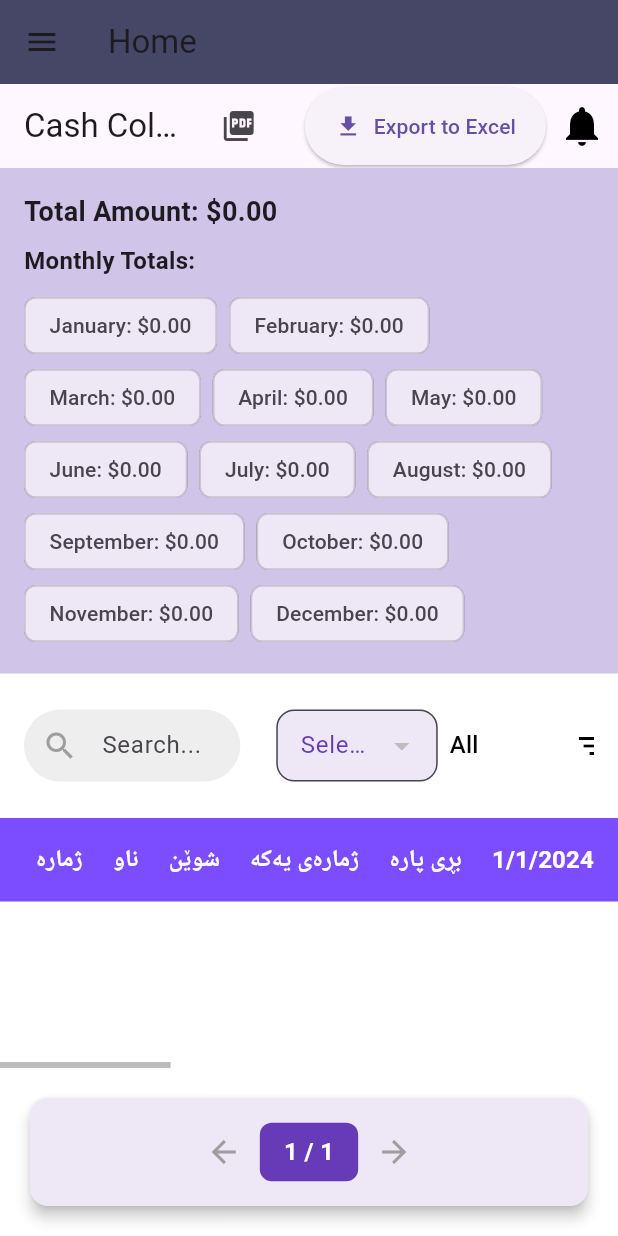
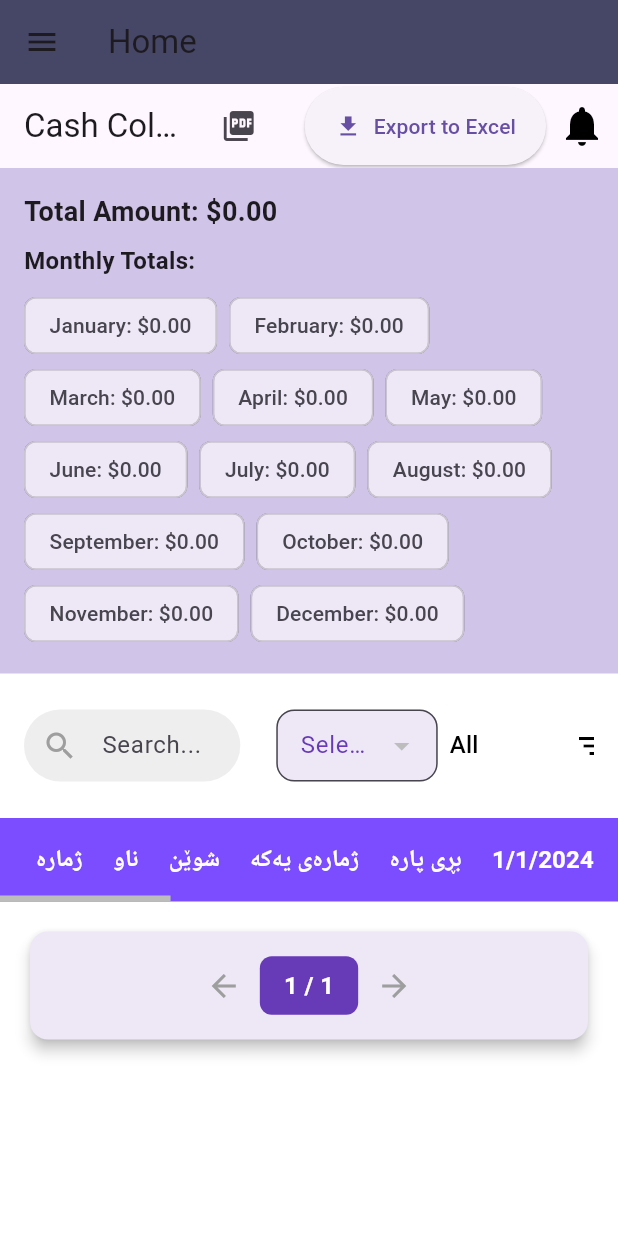
Before and after one commit to mohamedfalah3/cashnotify, a Flutter app: the screen it shows after launch, on a phone screen of 412 x 824 dp. Run offline on Flutter 3.47's test engine with Material 3 defaults, Android fonts, the phone set to English and light mode, and no system bars; our stand-ins replace cloud_firestore, csv, firebase_core, pdf, printing, sidebarx; missing offline and left inert: dart:html; accounts and stored records are empty.

```diff
--- a/lib/screens/payment_table.dart
+++ b/lib/screens/payment_table.dart
@@ -401,7 +401,8 @@ class _PaymentTableState extends State<PaymentTable>
                   }),
           ],
         ),
-        body: Column(
+        body: SingleChildScrollView(
+          child: Column(
             children: [
               Container(
                 width: double.infinity, // Full screen width
@@ -428,7 +429,8 @@ class _PaymentTableState extends State<PaymentTable>
                     const SizedBox(height: 8),
                     Wrap(
                       spacing: 8,
-                    children: placesProvider.monthlyTotals.entries.map((entry) {
+                      children:
+                          placesProvider.monthlyTotals.entries.map((entry) {
                         return Chip(
                           label: Text(
                               '${entry.key}: \$${entry.value.toStringAsFixed(2)}'),
@@ -491,14 +493,15 @@ class _PaymentTableState extends State<PaymentTable>
                       borderRadius: BorderRadius.circular(12)),
                   elevation: 4,
                   child: Padding(
-                  padding:
-                      const EdgeInsets.symmetric(vertical: 12, horizontal: 16),
+                    padding: const EdgeInsets.symmetric(
+                        vertical: 12, horizontal: 16),
                     child: Row(
                       mainAxisAlignment: MainAxisAlignment.center,
                       children: [
                         IconButton(
                           onPressed: placesProvider.currentPage > 1
-                            ? () => setState(() => placesProvider.currentPage--)
+                              ? () =>
+                                  setState(() => placesProvider.currentPage--)
                               : null,
                           icon: Icon(
                             Icons.arrow_back,
@@ -533,7 +536,8 @@ class _PaymentTableState extends State<PaymentTable>
                           onPressed: placesProvider.currentPage *
                                       placesProvider.itemsPerPage <
                                   placesProvider.totalItems
-                            ? () => setState(() => placesProvider.currentPage++)
+                              ? () =>
+                                  setState(() => placesProvider.currentPage++)
                               : null,
                           icon: Icon(
                             Icons.arrow_forward,
@@ -553,6 +557,7 @@ class _PaymentTableState extends State<PaymentTable>
             ],
           ),
         ),
+      ),
     );
   }
 }
```
Lines whose indentation alone changed are shown as unchanged.
